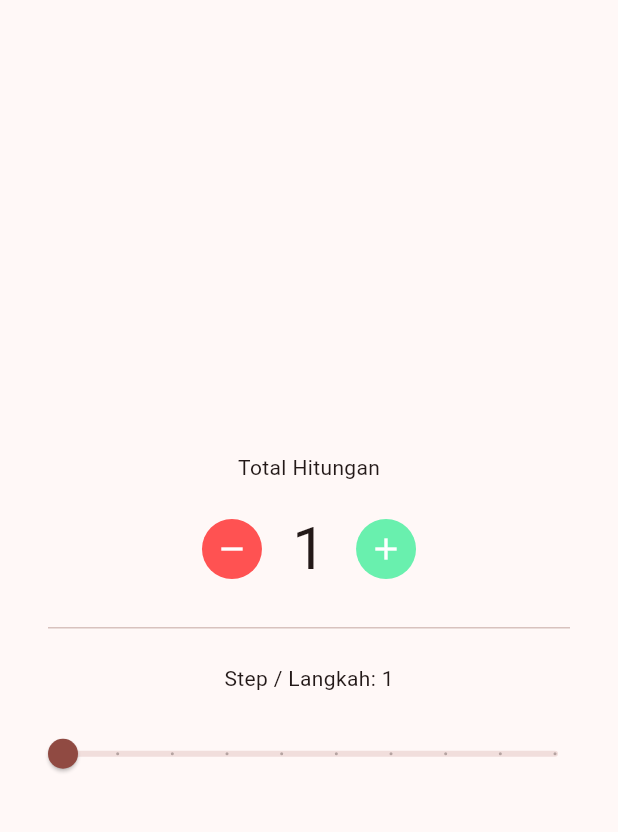
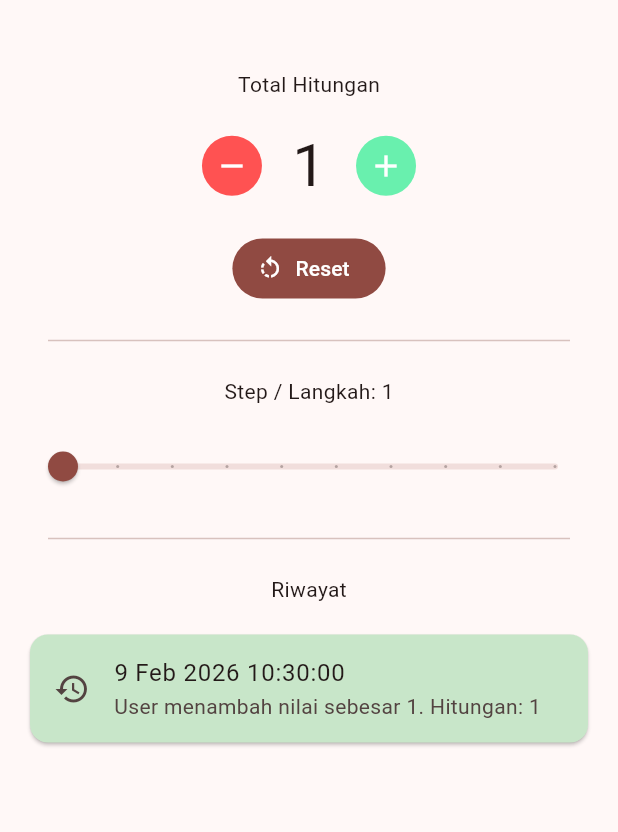
Before and after one commit to ikhsan3adi/PY4_2C_D3_2024_Modul5_080, a Flutter app: the screen it shows after launch, after a tap on the "add" icon, on a phone screen of 412 x 824 dp, the part 63-895 px from its top. Run offline on Flutter 3.47's test engine with Material 3 defaults, Android fonts, the phone set to English and light mode, and no system bars.

Commit message:
Task 2 - The History Logger

```diff
--- a/lib/counter_controller.dart
+++ b/lib/counter_controller.dart
@@ -1,4 +1,7 @@
 import 'dart:math';
+
+import 'package:flutter/material.dart';
+import 'package:intl/intl.dart';
 
 class CounterController {
   int _counter = 0;
@@ -7,22 +10,51 @@ class CounterController {
   int _step = 1;
   int get step => _step;
 
-  void increment() => _counter += _step;
+  final List<(String, String, Color?)> _history = [];
+  List<(String, String, Color?)> get history => _history;
+
+  void increment() {
+    _counter += _step;
+
+    addHistory(
+      'User menambah nilai sebesar $_step. Hitungan: $_counter',
+      Colors.green[100],
+    );
+  }
 
   void decrement() {
     if (_counter > 0) {
       _counter = max(_counter - _step, 0);
+
+      addHistory(
+        'User mengurangi nilai sebesar $_step. Hitungan: $_counter',
+        Colors.red[100],
+      );
     }
   }
 
   void reset() {
     _counter = 0;
     _step = 1;
+    _history.clear();
+
+    addHistory('User mereset nilai. Hitungan: $_counter', Colors.purple[100]);
   }
 
   void setStep(int step) {
     if (step > 0) {
       _step = step;
+
+      addHistory('User mengubah step menjadi $_step', Colors.lightBlue[100]);
     }
   }
+
+  void addHistory(String msg, Color? color) {
+    final time = DateTime.now();
+    final timeString = DateFormat('d MMM yyyy hh:mm:ss').format(time);
+
+    _history.add((timeString, msg, color));
+
+    if (_history.length > 5) _history.removeAt(0);
+  }
 }
--- a/lib/counter_view.dart
+++ b/lib/counter_view.dart
@@ -13,13 +13,14 @@ class _CounterViewState extends State<CounterView> {
 
   @override
   Widget build(BuildContext context) {
+    ThemeData theme = Theme.of(context);
+
     return Scaffold(
       appBar: AppBar(title: Text('LogBook: SRP'), centerTitle: true),
       body: Center(
         child: Padding(
           padding: const EdgeInsets.only(left: 16, right: 16, top: 32),
           child: Column(
-            mainAxisAlignment: MainAxisAlignment.center,
             mainAxisSize: MainAxisSize.max,
             spacing: 16,
             children: [
@@ -48,6 +49,11 @@ class _CounterViewState extends State<CounterView> {
                   ),
                 ],
               ),
+              FilledButton.icon(
+                icon: Icon(Icons.rotate_left),
+                onPressed: () => setState(() => _controller.reset()),
+                label: Text('Reset'),
+              ),
               Divider(indent: 16, endIndent: 16),
               Text('Step / Langkah: ${_controller.step}'),
               Slider(
@@ -60,6 +66,35 @@ class _CounterViewState extends State<CounterView> {
                 divisions: 9,
                 label: 'Step',
               ),
+              Divider(indent: 16, endIndent: 16),
+              Text('Riwayat'),
+              if (_controller.history.isEmpty)
+                Expanded(
+                  child: Center(
+                    child: Text(
+                      'Belum Ada Riwayat',
+                      textAlign: TextAlign.center,
+                      style: TextStyle(color: theme.disabledColor),
+                    ),
+                  ),
+                )
+              else
+                Expanded(
+                  child: ListView(
+                    children: [
+                      ..._controller.history.reversed.map(
+                        (e) => Card(
+                          color: e.$3,
+                          child: ListTile(
+                            leading: Icon(Icons.history_sharp),
+                            title: Text(e.$1),
+                            subtitle: Text(e.$2),
+                          ),
+                        ),
+                      ),
+                    ],
+                  ),
+                ),
             ],
           ),
         ),
```
Also changed, not shown: 1 other file.
